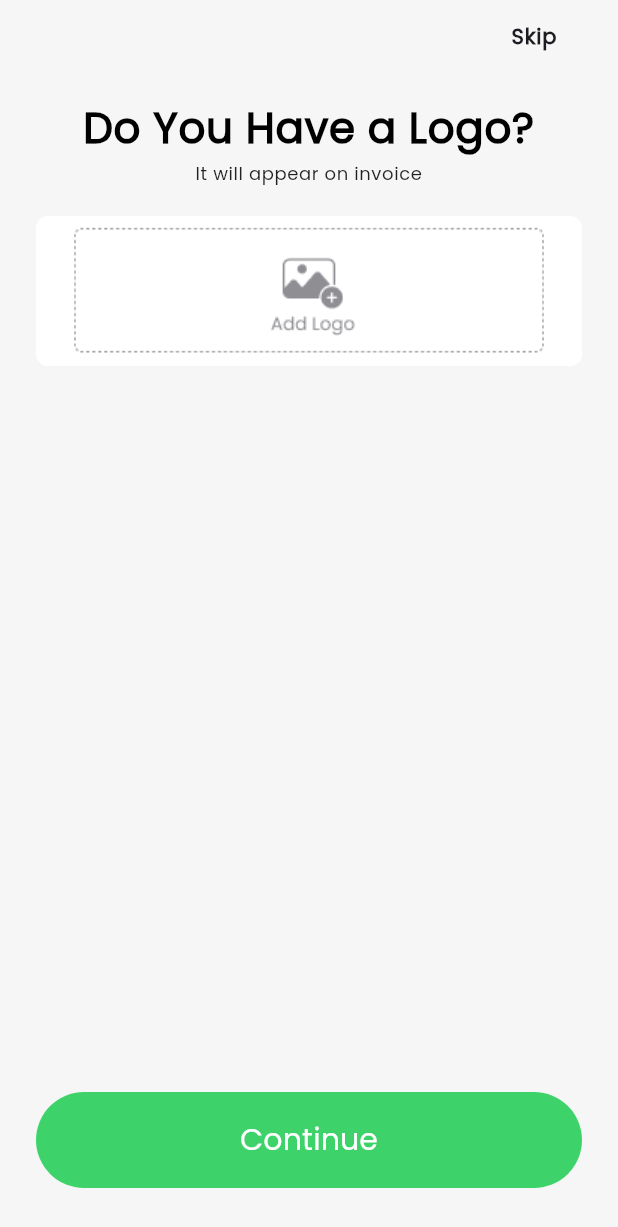
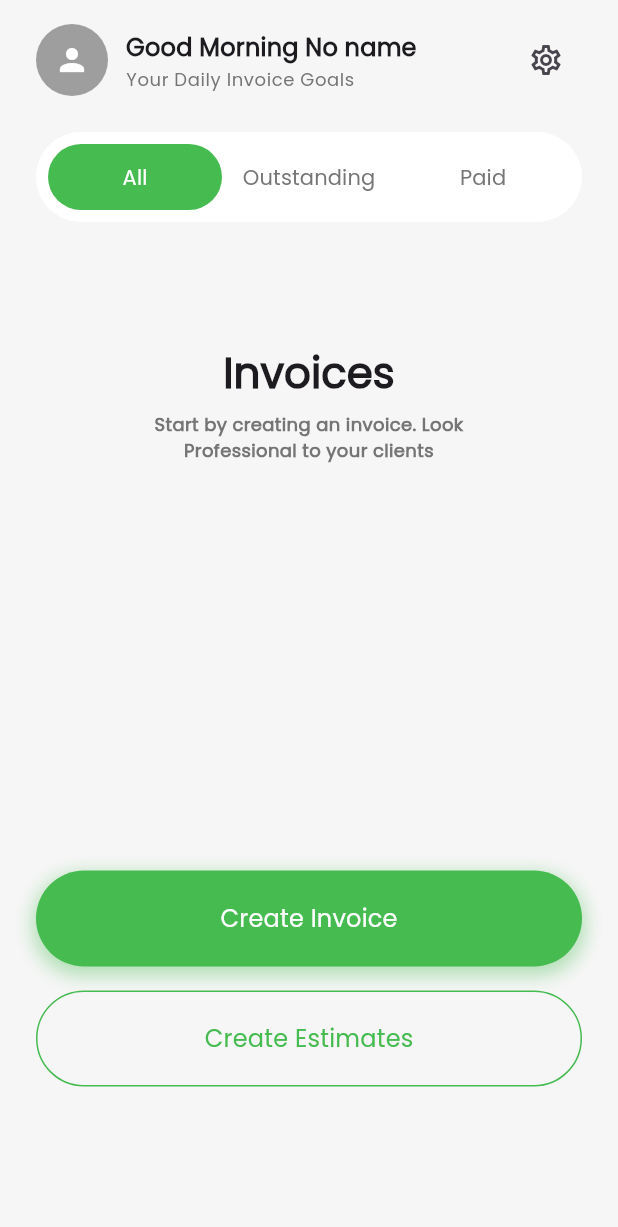
Before and after one commit to ZakSlinin/invoice_generator, a Flutter app: the AddLogoScreen screen opened by its route, after a tap on "Continue", on a phone screen of 412 x 824 dp. Shown: the top 1227 px of the screen. Run offline on Flutter 3.47's test engine with Material 3 defaults, Android fonts, the phone set to English and light mode, and no system bars; our stand-ins replace auto_route, flutter_bloc, flutter_svg, get_it, image_picker, permission_handler and 1 more; accounts and stored records are empty.

Commit message:
feat: 1) check for first login in app 2) dashboard_screen ui

```diff
--- a/lib/core/app/invoice_generator_app.dart
+++ b/lib/core/app/invoice_generator_app.dart
@@ -1,21 +1,37 @@
 import 'package:flutter/material.dart';
 import 'package:invoice_generator/core/theme/theme.dart';
+import 'package:shared_preferences/shared_preferences.dart';
 
 import '../router/app_router.dart';
 
 class InvoiceGeneratorApp extends StatelessWidget {
-  InvoiceGeneratorApp({super.key});
+  final AppRouter appRouter;
+  final bool completedOnboarding;
 
-  final _appRouter = AppRouter();
+  InvoiceGeneratorApp({
+    required this.appRouter,
+    required this.completedOnboarding,
+    super.key,
+  });
 
-  // This widget is the root of your application.
   @override
   Widget build(BuildContext context) {
     return MaterialApp.router(
       title: 'Flutter Demo',
       theme: lightTheme,
-      routerDelegate: _appRouter.delegate(),
-      routeInformationParser: _appRouter.defaultRouteParser(),
+      routerDelegate: appRouter.delegate(),
+      routeInformationParser: appRouter.defaultRouteParser(),
+      builder: (context, router) {
+        WidgetsBinding.instance.addPostFrameCallback((_) {
+          if (completedOnboarding) {
+            appRouter.replace(DashboardRoute());
+          } else {
+            appRouter.replace(GetStartedRoute());
+          }
+        });
+
+        return router!;
+      },
     );
   }
 }
--- a/lib/core/router/app_router.dart
+++ b/lib/core/router/app_router.dart
@@ -1,4 +1,5 @@
 import 'package:auto_route/auto_route.dart';
+import 'package:invoice_generator/features/dashboard/screens/dashboard_screen.dart';
 import 'package:invoice_generator/features/onboarding/screens/add_logo_screen.dart';
 import 'package:invoice_generator/features/onboarding/screens/get_started_screen.dart';
 import 'package:invoice_generator/features/onboarding/screens/welcome_to_receipts_screen.dart';
@@ -13,12 +14,13 @@ part 'app_router.gr.dart';
 class AppRouter extends _$AppRouter {
   @override
   List<AutoRoute> get routes => [
-    AutoRoute(page: GetStartedRoute.page, initial: true),
+    AutoRoute(page: GetStartedRoute.page),
     AutoRoute(page: WelcomeToReceiptsRoute.page),
     AutoRoute(page: ControlInvoiceRoute.page),
     AutoRoute(page: SimpleRoute.page),
     AutoRoute(page: YourItemsRoute.page),
     AutoRoute(page: YourInvoicesSafeRoute.page),
     AutoRoute(page: AddLogoRoute.page),
+    AutoRoute(page: DashboardRoute.page),
   ];
 }
--- /dev/null
+++ b/lib/features/dashboard/screens/dashboard_screen.dart
@@ -0,0 +1,224 @@
+import 'dart:math';
+
+import 'package:auto_route/annotations.dart';
+import 'package:flutter/material.dart';
+
+@RoutePage()
+class DashboardScreen extends StatelessWidget {
+  const DashboardScreen({super.key});
+
+  @override
+  Widget build(BuildContext context) {
+    final textTheme = Theme.of(context).textTheme;
+    return Scaffold(
+      backgroundColor: const Color(0xFFF6F6F6),
+      body: SafeArea(
+        child: Padding(
+          padding: const EdgeInsets.symmetric(horizontal: 24.0, vertical: 16.0),
+          child: Column(
+            crossAxisAlignment: CrossAxisAlignment.stretch,
+            children: [
+              // Header
+              Row(
+                children: [
+                  const CircleAvatar(
+                    radius: 24,
+                    backgroundColor: Colors.grey,
+                    child: Icon(Icons.person, color: Colors.white),
+                  ),
+                  const SizedBox(width: 12),
+                  // Name and Subtitle
+                  Expanded(
+                    child: Column(
+                      crossAxisAlignment: CrossAxisAlignment.start,
+                      children: [
+                        Text(
+                          'Good Morning No name',
+                          style: textTheme.titleMedium?.copyWith(
+                            fontWeight: FontWeight.bold,
+                          ),
+                        ),
+                        const SizedBox(height: 2),
+                        Text(
+                          'Your Daily Invoice Goals',
+                          style: textTheme.bodySmall?.copyWith(
+                            color: Colors.grey[600],
+                          ),
+                        ),
+                      ],
+                    ),
+                  ),
+                  // Settings Icon
+                  IconButton(
+                    icon: const Icon(Icons.settings_outlined),
+                    onPressed: () {
+                      // TODO: Implement settings action
+                    },
+                  ),
+                ],
+              ),
+              const SizedBox(height: 24),
+              Container(
+                padding: const EdgeInsets.symmetric(vertical: 6, horizontal: 8),
+                decoration: BoxDecoration(
+                  color: Colors.white,
+                  borderRadius: BorderRadius.circular(30),
+                ),
+                child: Row(
+                  mainAxisAlignment: MainAxisAlignment.spaceBetween,
+                  children: [
+                    Expanded(
+                      child: ElevatedButton(
+                        onPressed: () {
+                          // TODO: Implement All filter
+                        },
+                        style: ElevatedButton.styleFrom(
+                          backgroundColor: const Color.fromRGBO(69, 187, 80, 1),
+                          elevation: 0,
+                          padding: const EdgeInsets.symmetric(vertical: 12),
+                          shape: RoundedRectangleBorder(
+                            borderRadius: BorderRadius.circular(24),
+                          ),
+                        ),
+                        child: Text(
+                          'All',
+                          style: textTheme.labelLarge?.copyWith(
+                            color: Colors.white,
+                          ),
+                        ),
+                      ),
+                    ),
+                    Expanded(
+                      child: TextButton(
+                        onPressed: () {
+                          // TODO: Implement Outstanding filter
+                        },
+                        style: TextButton.styleFrom(
+                          padding: const EdgeInsets.symmetric(vertical: 12),
+                        ),
+                        child: Text(
+                          'Outstanding',
+                          style: textTheme.labelLarge?.copyWith(
+                            color: Colors.grey[600],
+                          ),
+                        ),
+                      ),
+                    ),
+                    Expanded(
+                      child: TextButton(
+                        onPressed: () {
+                          // TODO: Implement Paid filter
+                        },
+                        style: TextButton.styleFrom(
+                          padding: const EdgeInsets.symmetric(vertical: 12),
+                        ),
+                        child: Text(
+                          'Paid',
+                          style: textTheme.labelLarge?.copyWith(
+                            color: Colors.grey[600],
+                          ),
+                        ),
+                      ),
+                    ),
+                  ],
+                ),
+              ),
+              SizedBox(height: MediaQuery.of(context).size.height * 0.1),
+              Column(
+                mainAxisAlignment: MainAxisAlignment.center,
+                children: [
+                  Text(
+                    'Invoices',
+                    textAlign: TextAlign.center,
+                    style: textTheme.headlineMedium?.copyWith(
+                      fontWeight: FontWeight.bold,
+                    ),
+                  ),
+                  const SizedBox(height: 8),
+                  Text(
+                    'Start by creating an invoice. Look\nProfessional to your clients',
+                    textAlign: TextAlign.center,
+                    style: textTheme.bodyMedium?.copyWith(
+                      color: Colors.grey[600],
+                    ),
+                  ),
+                ],
+              ),
+              SizedBox(
+                height: max(
+                  MediaQuery.of(context).size.height * 0.2,
+                  min(
+                    MediaQuery.of(context).size.height * 0.33,
+                    300,
+                  ),
+                ),
+              ),
+              Container(
+                decoration: BoxDecoration(
+                  borderRadius: BorderRadius.circular(32),
+                  boxShadow: const [
+                    BoxShadow(
+                      color: Color.fromRGBO(69, 187, 80, 0.4),
+                      blurRadius: 10.0,
+                      spreadRadius: 2.0,
+                      offset: Offset(0, 4),
+                    ),
+                  ],
+                ),
+                child: SizedBox(
+                  height: 64,
+                  width: double.infinity,
+                  child: ElevatedButton(
+                    style: ElevatedButton.styleFrom(
+                      backgroundColor: const Color.fromRGBO(69, 187, 80, 1),
+                      shape: RoundedRectangleBorder(
+                        borderRadius: BorderRadius.circular(32),
+                      ),
+                      elevation: 0,
+                    ),
+                    onPressed: () {
+                      // TODO: Implement Create Invoice logic
+                    },
+                    child: Text(
+                      'Create Invoice',
+                      style: textTheme.titleMedium?.copyWith(
+                        color: Colors.white,
+                        fontWeight: FontWeight.w500,
+                      ),
+                    ),
+                  ),
+                ),
+              ),
+              const SizedBox(height: 16),
+              SizedBox(
+                height: 64,
+                width: double.infinity,
+                child: OutlinedButton(
+                  style: OutlinedButton.styleFrom(
+                    side: const BorderSide(
+                      color: Color.fromRGBO(69, 187, 80, 1),
+                    ),
+                    shape: RoundedRectangleBorder(
+                      borderRadius: BorderRadius.circular(32),
+                    ),
+                    elevation: 0,
+                  ),
+                  onPressed: () {
+                    // TODO: Implement Create Estimates logic
+                  },
+                  child: Text(
+                    'Create Estimates',
+                    style: textTheme.titleMedium?.copyWith(
+                      fontWeight: FontWeight.w500,
+                      color: const Color.fromRGBO(69, 187, 80, 1),
+                    ),
+                  ),
+                ),
+              ),
+            ],
+          ),
+        ),
+      ),
+    );
+  }
+}
--- a/lib/features/onboarding/screens/add_logo_screen.dart
+++ b/lib/features/onboarding/screens/add_logo_screen.dart
@@ -4,6 +4,7 @@ import 'package:auto_route/annotations.dart';
 import 'package:auto_route/auto_route.dart';
 import 'package:flutter/material.dart';
 import 'package:image_picker/image_picker.dart';
+import 'package:invoice_generator/core/router/app_router.dart';
 import 'package:permission_handler/permission_handler.dart';
 import 'package:invoice_generator/core/services/image_picker/image_picker_service.dart';
 import 'package:shared_preferences/shared_preferences.dart';
@@ -157,14 +158,14 @@ class _AddLogoScreenState extends State<AddLogoScreen> {
                 height: 64,
                 child: ElevatedButton(
                   style: ElevatedButton.styleFrom(
-                    backgroundColor: const Color(0xFF3ED36A),
+                    backgroundColor: const Color.fromRGBO(69, 187, 80, 1),
                     shape: RoundedRectangleBorder(
                       borderRadius: BorderRadius.circular(32),
                     ),
                     elevation: 0,
                   ),
                   onPressed: () {
-                    // TODO: Implement Continue logic
+                    context.router.push(DashboardRoute());
                   },
                   child: const Text(
                     'Continue',
--- a/lib/features/onboarding/screens/control_invoices_screen.dart
+++ b/lib/features/onboarding/screens/control_invoices_screen.dart
@@ -85,7 +85,7 @@ class ControlInvoiceScreen extends StatelessWidget {
                 height: 56,
                 child: ElevatedButton(
                   style: ElevatedButton.styleFrom(
-                    backgroundColor: const Color(0xFF3ED36A),
+                    backgroundColor: const Color.fromRGBO(69, 187, 80, 1),
                     shape: RoundedRectangleBorder(
                       borderRadius: BorderRadius.circular(32),
                     ),
--- a/lib/features/onboarding/screens/get_started_screen.dart
+++ b/lib/features/onboarding/screens/get_started_screen.dart
@@ -2,10 +2,33 @@ import 'package:auto_route/auto_route.dart';
 import 'package:flutter/material.dart';
 import 'package:flutter_svg/flutter_svg.dart';
 import 'package:invoice_generator/core/router/app_router.dart';
+import 'package:shared_preferences/shared_preferences.dart';
 
 @RoutePage()
-class GetStartedScreen extends StatelessWidget {
+class GetStartedScreen extends StatefulWidget {
   const GetStartedScreen({super.key});
+
+  @override
+  State<GetStartedScreen> createState() => _GetStartedScreenState();
+}
+
+class _GetStartedScreenState extends State<GetStartedScreen> {
+  late SharedPreferences _prefs;
+
+  @override
+  void initState() {
+    super.initState();
+    _initSharedPreferences();
+  }
+
+  Future<void> _initSharedPreferences() async {
+    _prefs = await SharedPreferences.getInstance();
+    _saveCheckFirstLogin();
+  }
+
+  Future<void> _saveCheckFirstLogin() async {
+    await _prefs.setBool('first_login', true);
+  }
 
   @override
   Widget build(BuildContext context) {
--- a/lib/features/onboarding/screens/simple_screen.dart
+++ b/lib/features/onboarding/screens/simple_screen.dart
@@ -26,10 +26,7 @@ class SimpleScreen extends StatelessWidget {
                     onPressed: () {
                       context.router.push(const YourItemsRoute());
                     },
-                    child: Text(
-                      'Skip',
-                      style: textTheme.labelSmall,
-                    ),
+                    child: Text('Skip', style: textTheme.labelSmall),
                   ),
                 ],
               ),
@@ -88,7 +85,7 @@ class SimpleScreen extends StatelessWidget {
                 height: 56,
                 child: ElevatedButton(
                   style: ElevatedButton.styleFrom(
-                    backgroundColor: const Color(0xFF3ED36A),
+                    backgroundColor: const Color.fromRGBO(69, 187, 80, 1),
                     shape: RoundedRectangleBorder(
                       borderRadius: BorderRadius.circular(32),
                     ),
--- a/lib/features/onboarding/screens/welcome_to_receipts_screen.dart
+++ b/lib/features/onboarding/screens/welcome_to_receipts_screen.dart
@@ -86,7 +86,7 @@ class WelcomeToReceiptsScreen extends StatelessWidget {
                 height: 56,
                 child: ElevatedButton(
                   style: ElevatedButton.styleFrom(
-                    backgroundColor: const Color(0xFF3ED36A),
+                    backgroundColor: const Color.fromRGBO(69, 187, 80, 1),
                     shape: RoundedRectangleBorder(
                       borderRadius: BorderRadius.circular(32),
                     ),
--- a/lib/features/onboarding/screens/your_invoices_safe_screen.dart
+++ b/lib/features/onboarding/screens/your_invoices_safe_screen.dart
@@ -24,7 +24,7 @@ class YourInvoicesSafeScreen extends StatelessWidget {
                 children: [
                   TextButton(
                     onPressed: () {
-
+                      //TODO: skip logic implements
                     },
                     child: Text('Skip', style: textTheme.labelSmall),
                   ),
@@ -69,7 +69,7 @@ class YourInvoicesSafeScreen extends StatelessWidget {
                 height: 64,
                 child: ElevatedButton(
                   style: ElevatedButton.styleFrom(
-                    backgroundColor: const Color(0xFF3ED36A),
+                    backgroundColor: const Color.fromRGBO(69, 187, 80, 1),
                     shape: RoundedRectangleBorder(
                       borderRadius: BorderRadius.circular(32),
                     ),
--- a/lib/features/your_items/screens/your_items_screen.dart
+++ b/lib/features/your_items/screens/your_items_screen.dart
@@ -155,7 +155,7 @@ class _YourItemsScreenState extends State<YourItemsScreen> {
                         height: 64,
                         child: ElevatedButton(
                           style: ElevatedButton.styleFrom(
-                            backgroundColor: const Color(0xFF3ED36A),
+                            backgroundColor: const Color.fromRGBO(69, 187, 80, 1),
                             shape: RoundedRectangleBorder(
                               borderRadius: BorderRadius.circular(32),
                             ),
--- a/lib/main.dart
+++ b/lib/main.dart
@@ -4,12 +4,24 @@ import 'package:invoice_generator/core/app/invoice_generator_app.dart';
 import 'package:invoice_generator/core/di/injection.dart';
 import 'package:invoice_generator/features/your_items/bloc/your_items_bloc.dart';
 import 'package:invoice_generator/features/your_items/data/repositories/your_items_repository_impl.dart';
+import 'package:shared_preferences/shared_preferences.dart';
 
-void main() {
+import 'core/router/app_router.dart';
+
+void main() async {
   setupDependencies();
+  WidgetsFlutterBinding.ensureInitialized();
+
+  final prefs = await SharedPreferences.getInstance();
+  final bool completedOnboarding = prefs.getBool('first_login') ?? false;
+
+  final appRouter = AppRouter();
   runApp(
     MultiBlocProvider(
-      child: InvoiceGeneratorApp(),
+      child: InvoiceGeneratorApp(
+        appRouter: appRouter,
+        completedOnboarding: completedOnboarding,
+      ),
       providers: [
         BlocProvider(
           create: (context) => YourItemsBloc(getIt<YourItemsRepositoryImpl>()),
@@ -18,12 +30,3 @@ void main() {
     ),
   );
 }
-
-class InvoiceHomeScreen extends StatelessWidget {
-  const InvoiceHomeScreen({super.key});
-
-  @override
-  Widget build(BuildContext context) {
-    return const Placeholder();
-  }
-}
```
Also changed, not shown: lib/core/router/app_router.gr.dart.
